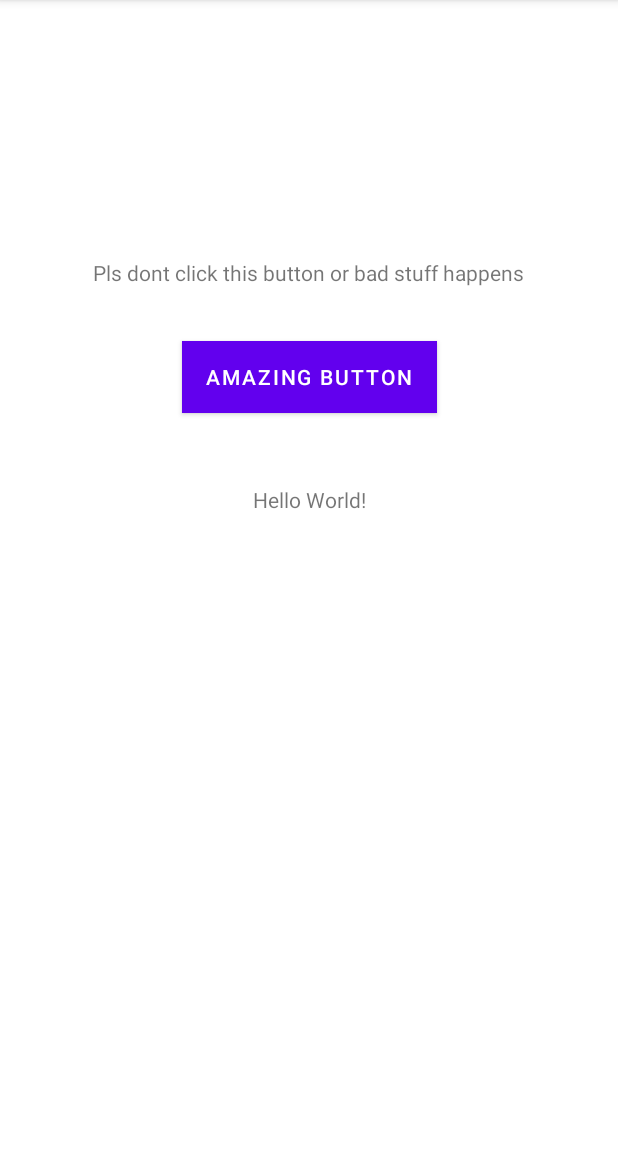
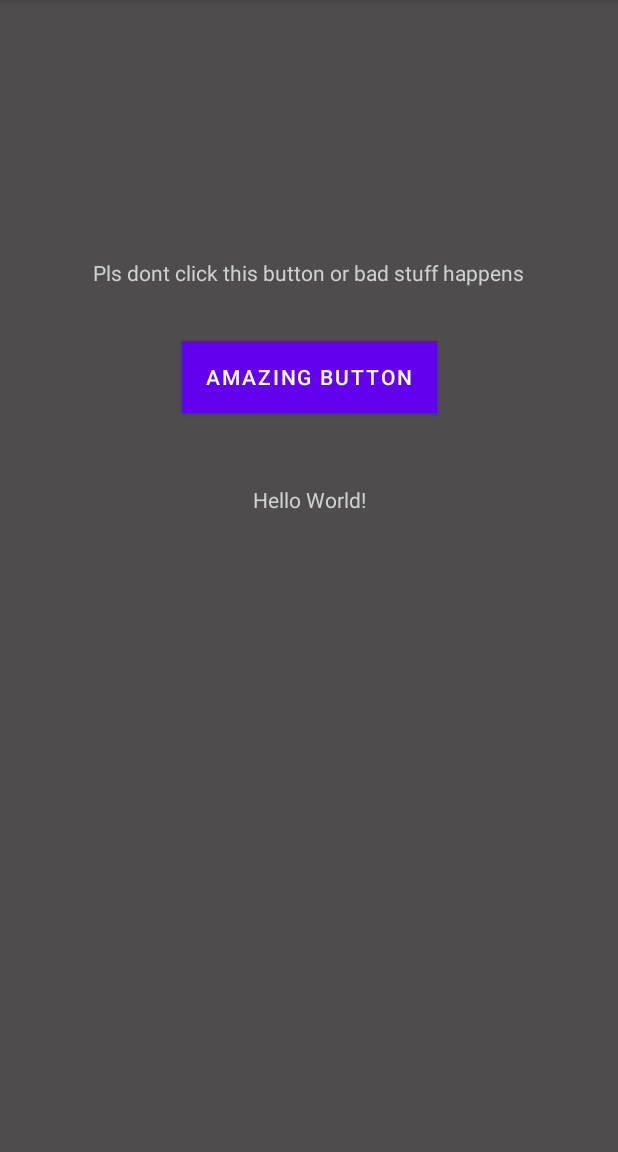
Before and after one commit to Martyn3z/MIPT1, an Android app: the screen it shows after launch (MainActivity), on a phone screen of 412 x 824 dp, the part 84-1236 px from its top. Run offline under Robolectric (Android 15) with nearby library versions, the phone set to English and light mode, and no system bars.

Commit message:
Dark mode added

```diff
--- a/app/src/main/res/layout/activity_main.xml
+++ b/app/src/main/res/layout/activity_main.xml
@@ -4,6 +4,7 @@
     xmlns:tools="http://schemas.android.com/tools"
     android:layout_width="match_parent"
     android:layout_height="match_parent"
+    android:background="#4E4C4C"
     tools:context=".MainActivity">
 
     <TextView
@@ -11,6 +12,7 @@
         android:layout_width="wrap_content"
         android:layout_height="wrap_content"
         android:text="Hello World!"
+        android:textColor="#D1D1D1"
         app:layout_constraintBottom_toBottomOf="parent"
         app:layout_constraintLeft_toLeftOf="parent"
         app:layout_constraintRight_toRightOf="parent"
@@ -27,9 +29,9 @@
         android:backgroundTintMode="add"
         android:foregroundTint="#631010"
         android:foregroundTintMode="add"
+        android:onClick="onBtnChangeTextClick"
         android:text="Amazing button"
         app:iconTint="#972222"
-        android:onClick="onBtnChangeTextClick"
         app:layout_constraintBottom_toTopOf="@+id/textView2"
         app:layout_constraintEnd_toEndOf="parent"
         app:layout_constraintStart_toStartOf="parent" />
@@ -40,6 +42,7 @@
         android:layout_height="wrap_content"
         android:layout_marginBottom="36dp"
         android:text="Pls dont click this button or bad stuff happens"
+        android:textColor="#D1D1D1"
         app:layout_constraintBottom_toTopOf="@+id/button"
         app:layout_constraintEnd_toEndOf="parent"
         app:layout_constraintHorizontal_bias="0.496"
```
